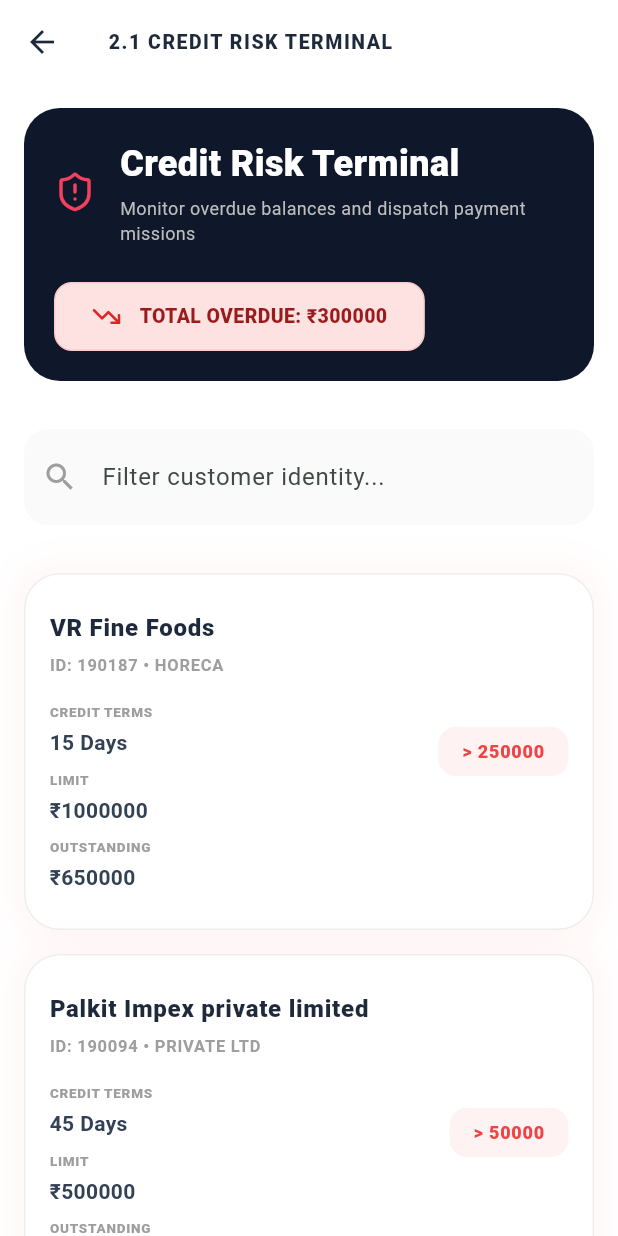
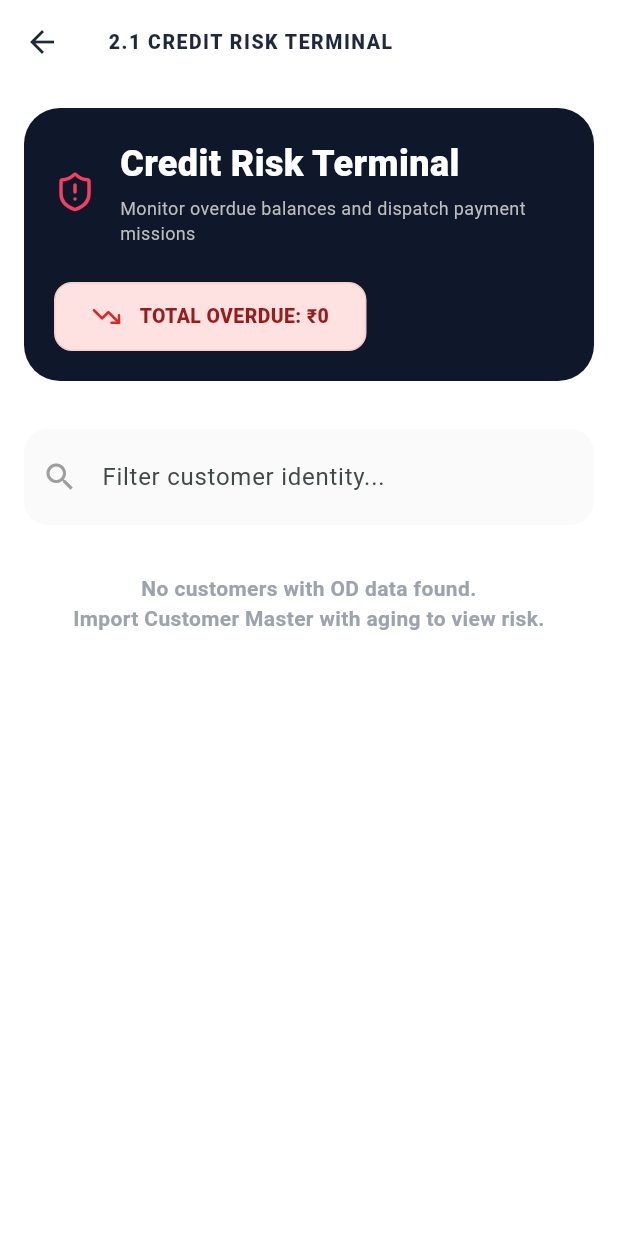
Before and after one commit to Aman1945/Job, a Flutter app: the CreditRiskScreen screen opened directly, on a phone screen of 412 x 824 dp. Run offline on Flutter 3.47's test engine with Material 3 defaults, Android fonts, the phone set to English and light mode, and no system bars; our stand-ins replace csv, dio, dropdown_button2, file_picker, fl_chart, flutter_local_notifications and 16 more; missing offline and left inert: excel, flutter_background_service; accounts and stored records are empty; network calls fail.

Commit message:
CFO OD view: use live customer aging in Credit Risk Terminal
Made-with: Cursor

```diff
--- a/flutter/lib/screens/credit_risk_screen.dart
+++ b/flutter/lib/screens/credit_risk_screen.dart
@@ -2,8 +2,10 @@ import 'package:flutter/material.dart';
 import 'package:provider/provider.dart';
 import '../providers/nexus_provider.dart';
 import '../utils/theme.dart';
+import '../models/models.dart';
+import '../widgets/nexus_components.dart';
 import 'package:lucide_icons/lucide_icons.dart';
-import 'package:url_launcher/url_launcher.dart'; // NEW
+import 'package:url_launcher/url_launcher.dart';
 
 
 class CreditRiskScreen extends StatefulWidget {
@@ -14,63 +16,26 @@ class CreditRiskScreen extends StatefulWidget {
 }
 
 class _CreditRiskScreenState extends State<CreditRiskScreen> {
-  final List<Map<String, dynamic>> _riskProfiles = [
-    {
-      'name': 'VR Fine Foods',
-      'id': '190187',
-      'type': 'HORECA',
-      'terms': '15 Days',
-      'limit': 1000000.0,
-      'outstanding': 650000.0,
-      'overdue': 250000.0, // Part of outstanding that is overdue
-      'buckets': {
-        '0-7': 50000,
-        '7-15': 50000,
-        '15-30': 50000,
-        '30-45': 50000,
-        '45-90': 100000,
-        '90-120': 100000,
-        '120-150': 50000,
-        '150-180': 100000,
-        '>180': 100000,
-      },
-      'invoices': [
-        {'id': 'EXT-9921', 'amount': 105000.0, 'date': '2024-01-15'}
-      ]
-    },
-    {
-      'name': 'Palkit Impex private limited',
-      'id': '190094',
-      'type': 'PRIVATE LTD',
-      'terms': '45 Days',
-      'limit': 500000.0,
-      'outstanding': 385000.0,
-      'overdue': 50000.0,
-      'buckets': {
-        '0-7': 335000, // Not overdue
-        '45-90': 50000, // Overdue
-      },
-      'invoices': []
-    },
-     {
-      'name': 'Harbour Exports',
-      'id': '190068',
-      'type': 'DISTRIBUTOR',
-      'terms': '30 Days',
-      'limit': 200000.0,
-      'outstanding': 145000.0,
-      'overdue': 0.0,
-      'buckets': {
-        '0-7': 145000,
-      },
-      'invoices': []
-    },
-  ];
+  String _searchQuery = '';
+  Customer? _selectedCustomer;
 
   @override
   Widget build(BuildContext context) {
-    // Calculate Total Overdue across all customers
-    double totalOverdue = _riskProfiles.fold(0, (sum, profile) => sum + (profile['overdue'] as double));
+    final nexus = Provider.of<NexusProvider>(context);
+    final customers = nexus.customers;
+
+    // Calculate Total Overdue across all customers (from imported OD master)
+    final double totalOverdue =
+        customers.fold(0, (sum, c) => sum + (c.odAmt)); // uses OD Amt
+
+    // Apply search on name / id / city
+    final filtered = customers.where((c) {
+      if (_searchQuery.isEmpty) return true;
+      final q = _searchQuery.toLowerCase();
+      return c.name.toLowerCase().contains(q) ||
+          c.id.toLowerCase().contains(q) ||
+          (c.location ?? '').toLowerCase().contains(q);
+    }).toList();
 
     return Scaffold(
       backgroundColor: Colors.white,
@@ -92,7 +57,9 @@ class _CreditRiskScreenState extends State<CreditRiskScreen> {
                 const SizedBox(height: 32),
                 _buildSearchFilter(),
                 const SizedBox(height: 32),
-                _buildCustomerList(isMobile),
+                _buildCustomerList(filtered, isMobile),
+                const SizedBox(height: 32),
+                if (_selectedCustomer != null) _buildCfoMatrix(_selectedCustomer!, isMobile),
               ],
             ),
           );
@@ -160,6 +127,9 @@ class _CreditRiskScreenState extends State<CreditRiskScreen> {
 
   Widget _buildSearchFilter() {
     return TextField(
+      onChanged: (val) {
+        setState(() => _searchQuery = val.trim());
+      },
       decoration: InputDecoration(
         hintText: 'Filter customer identity...',
         prefixIcon: const Icon(Icons.search, color: Colors.grey),
@@ -171,14 +141,24 @@ class _CreditRiskScreenState extends State<CreditRiskScreen> {
     );
   }
 
-  Widget _buildCustomerList(bool isMobile) {
+  Widget _buildCustomerList(List<Customer> customers, bool isMobile) {
+    if (customers.isEmpty) {
+      return const Center(
+        child: Text(
+          'No customers with OD data found.\nImport Customer Master with aging to view risk.',
+          textAlign: TextAlign.center,
+          style: TextStyle(color: Color(0xFF9CA3AF), fontWeight: FontWeight.w600),
+        ),
+      );
+    }
+
     return Column(
-      children: _riskProfiles.map((customer) => _buildCustomerCard(customer, isMobile)).toList(),
+      children: customers.map((c) => _buildCustomerCard(c, isMobile)).toList(),
     );
   }
 
-  Widget _buildCustomerCard(Map<String, dynamic> customer, bool isMobile) {
-    bool hasOverdue = (customer['overdue'] as double) > 0;
+  Widget _buildCustomerCard(Customer customer, bool isMobile) {
+    final bool hasOverdue = customer.odAmt > 0;
 
     return Container(
       margin: const EdgeInsets.only(bottom: 16),
@@ -195,9 +175,12 @@ class _CreditRiskScreenState extends State<CreditRiskScreen> {
         title: Column(
           crossAxisAlignment: CrossAxisAlignment.start,
           children: [
-            Text(customer['name'], style: const TextStyle(fontWeight: FontWeight.w900, fontSize: 16, color: Color(0xFF1E293B))),
+            Text(customer.name, style: const TextStyle(fontWeight: FontWeight.w900, fontSize: 16, color: Color(0xFF1E293B))),
             const SizedBox(height: 4),
-            Text('ID: ${customer['id']} • ${customer['type']}', style: const TextStyle(color: Colors.grey, fontSize: 11, fontWeight: FontWeight.bold)),
+            Text(
+              'ID: ${customer.id} • ${customer.customerClass ?? '-'}',
+              style: const TextStyle(color: Colors.grey, fontSize: 11, fontWeight: FontWeight.bold),
+            ),
           ],
         ),
         trailing: Container(
@@ -207,7 +190,7 @@ class _CreditRiskScreenState extends State<CreditRiskScreen> {
                borderRadius: BorderRadius.circular(12),
              ),
              child: Text(
-               hasOverdue ? '> ${(customer['overdue'] as double).toStringAsFixed(0)}' : 'CLEAN',
+               hasOverdue ? 'OD ₹${customer.odAmt.toStringAsFixed(0)}' : 'CLEAN',
                style: TextStyle(
                  fontWeight: FontWeight.w900,
                  fontSize: 12,
@@ -221,19 +204,19 @@ class _CreditRiskScreenState extends State<CreditRiskScreen> {
             ? Column(
                 crossAxisAlignment: CrossAxisAlignment.start,
                 children: [
-                  _buildStat('CREDIT TERMS', customer['terms']),
+                  _buildStat('CREDIT TERMS', '${customer.exposureDays} days'),
                   const SizedBox(height: 8),
-                  _buildStat('LIMIT', '₹${customer['limit'].toStringAsFixed(0)}'),
+                  _buildStat('LIMIT', '₹${customer.limit.toStringAsFixed(0)}'),
                   const SizedBox(height: 8),
-                  _buildStat('OUTSTANDING', '₹${customer['outstanding'].toStringAsFixed(0)}'),
+                  _buildStat('OUTSTANDING', '₹${customer.osBalance.toStringAsFixed(0)}'),
                 ],
               )
             : Row(
                 mainAxisAlignment: MainAxisAlignment.spaceBetween,
                 children: [
-                  _buildStat('CREDIT TERMS', customer['terms']),
-                  _buildStat('LIMIT', '₹${customer['limit'].toStringAsFixed(0)}'),
-                  _buildStat('OUTSTANDING', '₹${customer['outstanding'].toStringAsFixed(0)}'),
+                  _buildStat('CREDIT TERMS', '${customer.exposureDays} days'),
+                  _buildStat('LIMIT', '₹${customer.limit.toStringAsFixed(0)}'),
+                  _buildStat('OUTSTANDING', '₹${customer.osBalance.toStringAsFixed(0)}'),
                 ],
               ),
         ),
@@ -255,7 +238,7 @@ class _CreditRiskScreenState extends State<CreditRiskScreen> {
     );
   }
 
-  Widget _buildDetailPanel(Map<String, dynamic> customer, bool isMobile) {
+  Widget _buildDetailPanel(Customer customer, bool isMobile) {
     return Container(
       padding: EdgeInsets.all(isMobile ? 20 : 32),
       decoration: BoxDecoration(
@@ -273,18 +256,9 @@ class _CreditRiskScreenState extends State<CreditRiskScreen> {
             ],
           ),
           const SizedBox(height: 24),
-          Wrap(
-            spacing: 8,
-            runSpacing: 8,
-            children: (customer['buckets'] as Map<String, int>).entries.map((e) => _buildAgingBucket(e.key, e.value)).toList(),
-          ),
-          const SizedBox(height: 32),
-           if ((customer['invoices'] as List).isNotEmpty) ...[
-             const Text('LINKED INVOICE EVIDENCE', style: TextStyle(fontWeight: FontWeight.w900, fontSize: 11, color: Color(0xFF64748B), letterSpacing: 1)),
-             const SizedBox(height: 16),
-             ...((customer['invoices'] as List).map((inv) => _buildInvoiceRow(inv))),
-             const SizedBox(height: 32),
-           ],
+          // Use full OD / Aging table for this customer
+          NexusComponents.creditMatrix(customer),
+          const SizedBox(height: 24),
 
            Row(
              children: [
@@ -336,44 +310,9 @@ class _CreditRiskScreenState extends State<CreditRiskScreen> {
     );
   }
 
-  Widget _buildAgingBucket(String label, int value) {
-    final isHighRisk = label == '90-120' || label == '120-150' || label == '150-180' || label == '>180' || label == '45-90';
-    if (value == 0) return const SizedBox.shrink();
-
-    return Container(
-      width: 100,
-      padding: const EdgeInsets.symmetric(vertical: 12),
-      decoration: BoxDecoration(
-        color: isHighRisk ? const Color(0xFFFEF2F2) : Colors.white,
-        borderRadius: BorderRadius.circular(12),
-        border: Border.all(color: isHighRisk ? const Color(0xFFFECACA) : const Color(0xFFE2E8F0)),
-      ),
-      child: Column(
-        children: [
-          Text(label, style: TextStyle(fontSize: 10, fontWeight: FontWeight.bold, color: isHighRisk ? const Color(0xFFEF4444) : Colors.grey)),
-          const SizedBox(height: 4),
-          Text('₹${(value/1000).toStringAsFixed(0)}k', style: TextStyle(fontSize: 13, fontWeight: FontWeight.w900, color: isHighRisk ? const Color(0xFF991B1B) : const Color(0xFF1E293B))),
-        ],
-      ),
-    );
-  }
-
-  Widget _buildInvoiceRow(Map<String, dynamic> inv) {
-    return Container(
-      padding: const EdgeInsets.symmetric(horizontal: 16, vertical: 12),
-      decoration: BoxDecoration(color: Colors.white, borderRadius: BorderRadius.circular(12), border: Border.all(color: const Color(0xFFE2E8F0))),
-      child: Row(
-        mainAxisAlignment: MainAxisAlignment.spaceBetween,
-        children: [
-          Text(inv['id'], style: const TextStyle(fontWeight: FontWeight.w900, color: Color(0xFF6366F1))),
-          Text('₹${inv['amount']}', style: const TextStyle(fontWeight: FontWeight.bold, color: Color(0xFF1E293B))),
-        ],
-      ),
-    );
-  }
-
-  Future<void> _sendWhatsAppAlert(Map<String, dynamic> customer) async {
-    final String message = "Hello ${customer['name']}, this is an automated payment reminder from Nexus SCM regarding your outstanding balance of ₹${customer['outstanding']}. Please clear the overdue amount immediately.";
+  Future<void> _sendWhatsAppAlert(Customer customer) async {
+    final String message =
+        "Hello ${customer.name}, this is an automated payment reminder from Nexus SCM regarding your outstanding balance of ₹${customer.osBalance.toStringAsFixed(0)}. Please clear the overdue amount immediately.";
     final Uri url = Uri.parse("https://wa.me/?text=${Uri.encodeComponent(message)}");
     if (await canLaunchUrl(url)) {
       await launchUrl(url);
@@ -382,15 +321,42 @@ class _CreditRiskScreenState extends State<CreditRiskScreen> {
     }
   }
 
-  Future<void> _sendEmailAlert(Map<String, dynamic> customer) async {
+  Future<void> _sendEmailAlert(Customer customer) async {
     final provider = Provider.of<NexusProvider>(context, listen: false);
     await provider.sendEmailNotification(
-      recipient: 'billing@${customer['name'].toString().toLowerCase().replaceAll(' ', '')}.com',
-      subject: '⚠️ PAYMENT ALERT: Outstanding Balance ₹${customer['outstanding']}',
-      body: 'Dear Customer,\n\nYour account shows an outstanding balance of ₹${customer['outstanding']}.\nOverdue Amount: ₹${customer['overdue']}.\n\nPlease remit payment immediately to avoid service interruption.\n\nNexus Credit Control'
+      recipient: 'billing@${customer.name.toLowerCase().replaceAll(' ', '')}.com',
+      subject: '⚠️ PAYMENT ALERT: Outstanding Balance ₹${customer.osBalance.toStringAsFixed(0)}',
+      body:
+          'Dear Customer,\n\nYour account shows an outstanding balance of ₹${customer.osBalance.toStringAsFixed(0)}.\nOverdue Amount: ₹${customer.odAmt.toStringAsFixed(0)}.\n\nPlease remit payment immediately to avoid service interruption.\n\nNexus Credit Control'
     );
     if (mounted) {
       ScaffoldMessenger.of(context).showSnackBar(const SnackBar(content: Text('Email Alert Sent via SMTP Relay'), backgroundColor: Color(0xFF6366F1)));
     }
   }
+
+  // CFO focus: pinned full OD matrix of selected customer (from tap)
+  Widget _buildCfoMatrix(Customer customer, bool isMobile) {
+    return Column(
+      crossAxisAlignment: CrossAxisAlignment.start,
+      children: [
+        Row(
+          children: [
+            const Icon(Icons.analytics_outlined, color: Color(0xFF0F172A), size: 18),
+            const SizedBox(width: 8),
+            Text(
+              'CFO VIEW • ${customer.name}',
+              style: const TextStyle(
+                fontWeight: FontWeight.w900,
+                fontSize: 11,
+                color: Color(0xFF0F172A),
+                letterSpacing: 1,
+              ),
+            ),
+          ],
+        ),
+        const SizedBox(height: 12),
+        NexusComponents.creditMatrix(customer),
+      ],
+    );
+  }
 }
```
